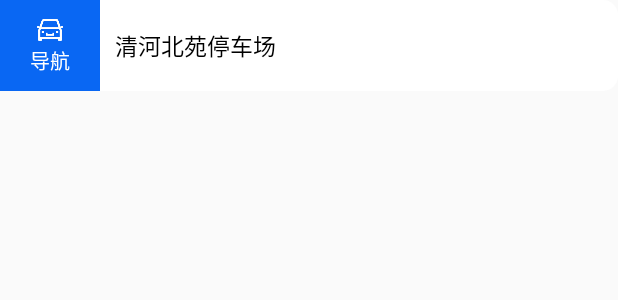
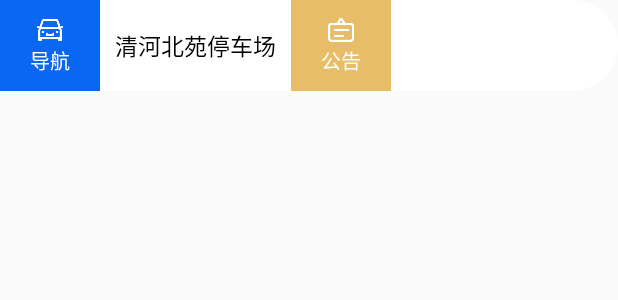
Before and after one commit to BaoBaoss/SmartParkingLot, an Android app: the layout layout_info_window.xml on its own in the app's theme, with its tools: preview values and no code run, on a phone screen of 412 x 824 dp. Shown: the top 300 px of the screen. Run offline under Robolectric (Android 15) with nearby library versions, the phone set to English and light mode, and no system bars.

Commit message:
完成停车场公告

```diff
--- a/app/src/main/java/com/cetuer/smartparkinglot/domain/message/SharedViewModel.java
+++ b/app/src/main/java/com/cetuer/smartparkinglot/domain/message/SharedViewModel.java
@@ -7,6 +7,7 @@ import com.cetuer.smartparkinglot.bluetooth.BleDevice;
 import com.cetuer.smartparkinglot.data.request.BeaconRequest;
 import com.cetuer.smartparkinglot.data.request.FingerprintRequest;
 import com.cetuer.smartparkinglot.data.request.MemberRequest;
+import com.cetuer.smartparkinglot.data.request.NoticeRequest;
 import com.cetuer.smartparkinglot.data.request.ParkingLotRequest;
 import com.cetuer.smartparkinglot.data.request.ParkingSpaceRequest;
 
@@ -38,6 +39,10 @@ public class SharedViewModel extends ViewModel {
      */
     public final ParkingSpaceRequest parkingSpaceRequest = new ParkingSpaceRequest();
     /**
+     * 公告请求
+     */
+    public final NoticeRequest noticeRequest = new NoticeRequest();
+    /**
      * 是否打开蓝牙
      */
     public final MutableLiveData<Boolean> openBluetooth = new MutableLiveData<>(false);
--- a/app/src/main/java/com/cetuer/smartparkinglot/ui/page/guidance/ParkingLotNavFragment.java
+++ b/app/src/main/java/com/cetuer/smartparkinglot/ui/page/guidance/ParkingLotNavFragment.java
@@ -121,7 +121,6 @@ public class ParkingLotNavFragment extends BaseFragment<FragmentParkingLotNavBin
                 this.navState = 2;
             }
         });
-//        mBinding.back.setOnClickListener(v -> NavHostFragment.findNavController(ParkingLotNavFragment.this).popBackStack());
     }
 
     @Override
--- a/app/src/main/res/drawable/radius_shape.xml
+++ b/app/src/main/res/drawable/radius_shape.xml
@@ -1,6 +1,6 @@
 <?xml version="1.0" encoding="utf-8"?>
 <shape xmlns:android="http://schemas.android.com/apk/res/android"
     android:shape="rectangle">
-    <corners android:radius="10dp"/>
+    <corners android:radius="30dp"/>
     <solid android:color="@color/white"/>
 </shape>
--- a/app/src/main/res/layout/layout_info_window.xml
+++ b/app/src/main/res/layout/layout_info_window.xml
@@ -30,7 +30,7 @@
             tools:ignore="SmallSp" />
     </RelativeLayout>
     <RelativeLayout
-        android:layout_width="match_parent"
+        android:layout_width="wrap_content"
         android:layout_height="match_parent"
         android:padding="10dp">
         <TextView
@@ -44,4 +44,28 @@
             android:ellipsize="end"
             android:layout_centerVertical="true"/>
     </RelativeLayout>
+    <RelativeLayout
+        android:id="@+id/notice"
+        android:layout_width="wrap_content"
+        android:layout_height="wrap_content"
+        android:background="#e7be67"
+        android:paddingVertical="10dp"
+        android:paddingHorizontal="20dp">
+
+        <ImageView
+            android:id="@+id/iv_notice"
+            android:layout_width="20dp"
+            android:layout_height="20dp"
+            android:layout_centerHorizontal="true"
+            android:src="@drawable/ic_notice" />
+        <TextView
+            android:layout_width="wrap_content"
+            android:layout_height="wrap_content"
+            android:text="公告"
+            android:textColor="#fff"
+            android:textSize="13sp"
+            android:layout_below="@id/iv_notice"
+            android:layout_centerHorizontal="true"
+            tools:ignore="SmallSp" />
+    </RelativeLayout>
 </LinearLayout>
```
Also changed, not shown: app/src/main/java/com/cetuer/smartparkinglot/data/api/NoticeService.java (added, +23 -0 lines), app/src/main/java/com/cetuer/smartparkinglot/data/bean/Notice.java (added, +49 -0 lines), app/src/main/java/com/cetuer/smartparkinglot/data/repository/DataRepository.java (+17 -0 lines), app/src/main/java/com/cetuer/smartparkinglot/data/request/NoticeRequest.java (added, +27 -0 lines), app/src/main/java/com/cetuer/smartparkinglot/ui/page/guidance/GuidanceFragment.java (+38 -1 lines), app/src/main/res/layout/fragment_parking_lot_nav.xml (+0 -7 lines), app/src/main/res/drawable-v24/ic_notice.png (added).
